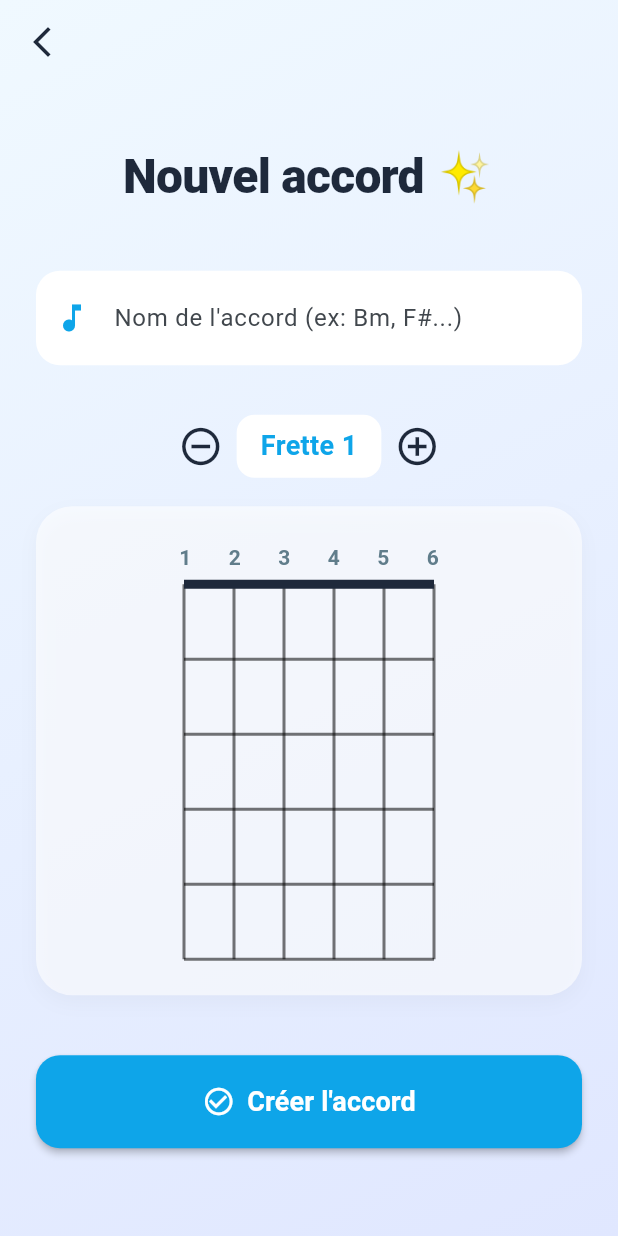
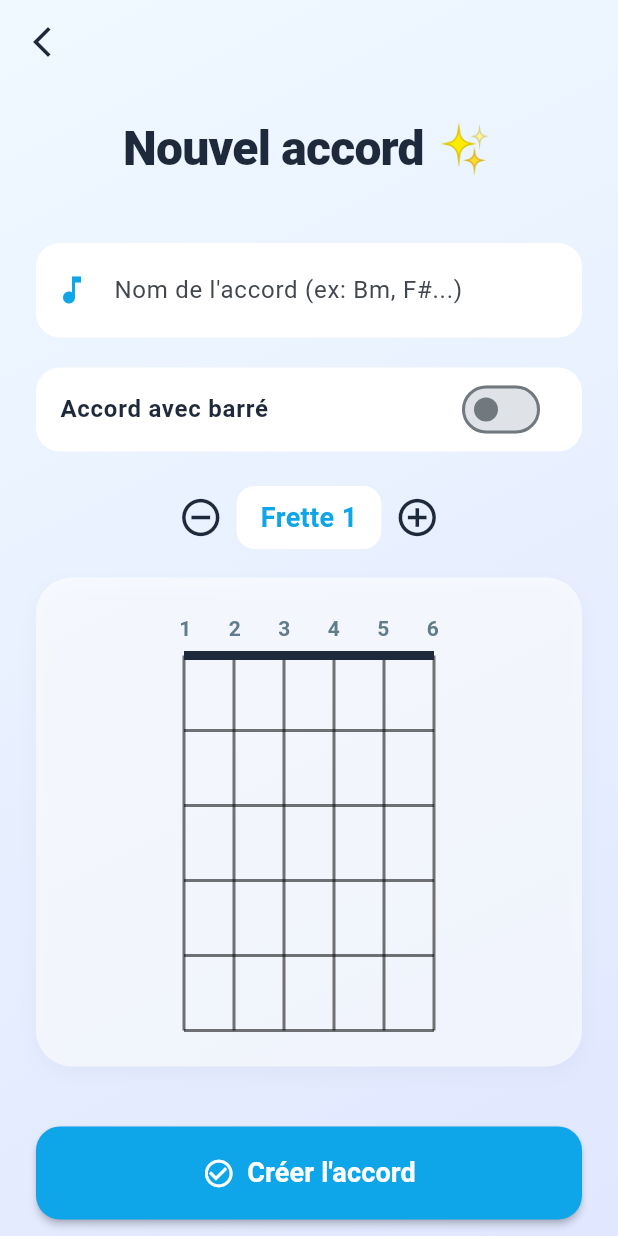
Before and after one commit to Loobixx/GuitarTabsShared, a Flutter app: the ChordCreator screen opened directly, on a phone screen of 412 x 824 dp. Run offline on Flutter 3.47's test engine with Material 3 defaults, Android fonts, the light colour scheme and no system bars; our stand-ins replace audioplayers, cached_network_image, cloud_firestore, firebase_core, wakelock_plus; accounts and stored records are empty.

Commit message:
ajout des accord barré correct

```diff
--- a/lib/chord_creator.dart
+++ b/lib/chord_creator.dart
@@ -15,7 +15,12 @@ class ChordCreator extends StatefulWidget {
 class _ChordCreatorState extends State<ChordCreator> {
   final _nameController = TextEditingController();
   List<int> _frets = [0, 0, 0, 0, 0, 0];
-  int _startingFret = 1; // 🛠️ NOUVEAU : La variable d'état du décalage
+  int _startingFret = 1;
+
+  // 🛠️ NOUVEAU : Variables d'état du barré
+  int _barreFret = 0;
+  int _barreStartString = 0;
+  int _barreEndString = 5;
 
   @override
   void initState() {
@@ -24,8 +29,12 @@ class _ChordCreatorState extends State<ChordCreator> {
       final data = widget.chordToEdit!.data() as Map<String, dynamic>;
       _nameController.text = data['name'] ?? '';
       _frets = List<int>.from(data['frets'] ?? [0, 0, 0, 0, 0, 0]);
-      // On récupère le startingFret s'il existe, sinon on met 1 par défaut
       _startingFret = data['startingFret'] ?? 1;
+
+      // 🛠️ NOUVEAU : Récupération des données du barré
+      _barreFret = data['barreFret'] ?? 0;
+      _barreStartString = data['barreStartString'] ?? 0;
+      _barreEndString = data['barreEndString'] ?? 5;
     } else if (widget.initialName != null) {
       _nameController.text = widget.initialName!;
     }
@@ -34,11 +43,14 @@ class _ChordCreatorState extends State<ChordCreator> {
   Future<void> _saveChord() async {
     if (_nameController.text.isEmpty) return;
 
-    // 🛠️ NOUVEAU : On sauvegarde _startingFret dans Firebase
+    // 🛠️ NOUVEAU : On inclut les variables du barré dans la sauvegarde
     final data = {
       'name': _nameController.text,
       'frets': _frets,
       'startingFret': _startingFret,
+      'barreFret': _barreFret,
+      'barreStartString': _barreStartString,
+      'barreEndString': _barreEndString,
     };
 
     try {
@@ -48,24 +60,27 @@ class _ChordCreatorState extends State<ChordCreator> {
         await widget.chordToEdit!.reference.update(data);
       }
 
-      if (mounted) {
-        Navigator.pop(context);
-      }
+      if (mounted) Navigator.pop(context);
     } catch (e) {
       debugPrint("Erreur sauvegarde : $e");
     }
   }
 
-  // Fonctions pour décaler le manche
   void _increaseStartingFret() {
-    if (_startingFret < 12) { // On bloque à la 12ème case par logique
-      setState(() => _startingFret++);
+    if (_startingFret < 12) {
+      setState(() {
+        _startingFret++;
+        if (_barreFret > 0) _barreFret++; // 🛠️ Le barré avance en même temps !
+      });
     }
   }
 
   void _decreaseStartingFret() {
     if (_startingFret > 1) {
-      setState(() => _startingFret--);
+      setState(() {
+        _startingFret--;
+        if (_barreFret > 0) _barreFret--; // 🛠️ Le barré recule en même temps !
+      });
     }
   }
 
@@ -106,12 +121,7 @@ class _ChordCreatorState extends State<ChordCreator> {
                   children: [
                     Text(
                       isEditing ? "Modifier l'accord 🎸" : "Nouvel accord ✨",
-                      style: const TextStyle(
-                        fontSize: 32,
-                        fontWeight: FontWeight.w900,
-                        color: Color(0xFF1E293B),
-                        letterSpacing: -0.5,
-                      ),
+                      style: const TextStyle(fontSize: 32, fontWeight: FontWeight.w900, color: Color(0xFF1E293B), letterSpacing: -0.5),
                     ),
                     const SizedBox(height: 40),
 
@@ -126,66 +136,96 @@ class _ChordCreatorState extends State<ChordCreator> {
                         border: OutlineInputBorder(borderRadius: BorderRadius.circular(16), borderSide: BorderSide.none),
                       )
                     ),
-                    const SizedBox(height: 30),
+                    const SizedBox(height: 20),
 
-                    // 🛠️ NOUVEAU : Les boutons de décalage du manche
+                    // --- BLOC BARRÉ ---
+                    Container(
+                      decoration: BoxDecoration(color: Colors.white, borderRadius: BorderRadius.circular(16)),
+                      child: Column(
+                        children: [
+                          SwitchListTile(
+                            title: const Text("Accord avec barré", style: TextStyle(fontWeight: FontWeight.bold, color: Color(0xFF1E293B))),
+                            activeColor: const Color(0xFFFF5A5F),
+                            value: _barreFret > 0,
+                            onChanged: (val) {
+                              setState(() {
+                                if (val) {
+                                  _barreFret = _startingFret; // On active le barré sur la case 1 par défaut
+                                } else {
+                                  _barreFret = 0; // On le désactive
+                                }
+                              });
+                            },
+                          ),
+                          if (_barreFret > 0) ...[
+                            const Divider(height: 1),
+                            Padding(
+                              padding: const EdgeInsets.all(16.0),
+                              child: Row(
+                                mainAxisAlignment: MainAxisAlignment.spaceBetween,
+                                children: [
+                                  const Text("Corde de départ :", style: TextStyle(fontWeight: FontWeight.w500)),
+                                  DropdownButton<int>(
+                                    value: _barreStartString,
+                                    // La corde 0 c'est le Mi grave (tout à gauche), 1 c'est le La, etc.
+                                    items: [0, 1, 2, 3, 4].map((e) => DropdownMenuItem(value: e, child: Text("Corde ${e + 1}"))).toList(),
+                                    onChanged: (val) => setState(() => _barreStartString = val!),
+                                    underline: const SizedBox(),
+                                  ),
+                                ],
+                              ),
+                            ),
+                          ]
+                        ],
+                      ),
+                    ),
+                    const SizedBox(height: 20),
+
                     Row(
                       mainAxisAlignment: MainAxisAlignment.center,
                       children: [
-                        IconButton(
-                          onPressed: _decreaseStartingFret,
-                          icon: const Icon(Icons.remove_circle_outline, color: Color(0xFF1E293B), size: 30),
-                        ),
+                        IconButton(onPressed: _decreaseStartingFret, icon: const Icon(Icons.remove_circle_outline, color: Color(0xFF1E293B), size: 30)),
                         Container(
                           padding: const EdgeInsets.symmetric(horizontal: 16, vertical: 8),
                           decoration: BoxDecoration(color: Colors.white, borderRadius: BorderRadius.circular(12)),
-                          child: Text(
-                            "Frette $_startingFret",
-                            style: const TextStyle(fontSize: 18, fontWeight: FontWeight.bold, color: Color(0xFF0EA5E9)),
-                          ),
+                          child: Text("Frette $_startingFret", style: const TextStyle(fontSize: 18, fontWeight: FontWeight.bold, color: Color(0xFF0EA5E9))),
                         ),
-                        IconButton(
-                          onPressed: _increaseStartingFret,
-                          icon: const Icon(Icons.add_circle_outline, color: Color(0xFF1E293B), size: 30),
-                        ),
+                        IconButton(onPressed: _increaseStartingFret, icon: const Icon(Icons.add_circle_outline, color: Color(0xFF1E293B), size: 30)),
                       ],
                     ),
                     const SizedBox(height: 16),
 
-                    // --- LE MANCHE DE GUITARE ---
                     Container(
                       padding: const EdgeInsets.symmetric(vertical: 24, horizontal: 16),
                       decoration: BoxDecoration(
                         color: Colors.white.withOpacity(0.6),
                         borderRadius: BorderRadius.circular(24),
-                        boxShadow: [
-                          BoxShadow(color: Colors.black.withOpacity(0.03), blurRadius: 10, offset: const Offset(0, 5))
-                        ]
+                        boxShadow: [BoxShadow(color: Colors.black.withOpacity(0.03), blurRadius: 10, offset: const Offset(0, 5))]
                       ),
                       child: Column(
                         children: [
                           Row(
                             mainAxisAlignment: MainAxisAlignment.center,
-                            children: List.generate(6, (index) =>
-                              Container(
-                                width: 33,
-                                alignment: Alignment.center,
-                                child: Text(
-                                  "${index + 1}",
-                                  style: const TextStyle(fontWeight: FontWeight.bold, color: Colors.blueGrey)
-                                )
-                              )
-                            ),
+                            children: List.generate(6, (index) => Container(width: 33, alignment: Alignment.center, child: Text("${index + 1}", style: const TextStyle(fontWeight: FontWeight.bold, color: Colors.blueGrey)))),
                           ),
                           const SizedBox(height: 8),
 
-                          // 🛠️ On passe la valeur ici !
                           ChordGridSelector(
                             frets: _frets,
                             startingFret: _startingFret,
+                            barreFret: _barreFret,
+                            barreStartString: _barreStartString,
+                            barreEndString: _barreEndString,
                             onSelect: (string, fret) {
                               setState(() {
-                                _frets[string] = (_frets[string] == fret) ? 0 : fret;
+                                // 🛠️ CORRECTION 2 : On vérifie simplement si la frette cliquée (ex: 5)
+                                // est exactement la même que celle du barré (ex: 5).
+                                if (_barreFret > 0 && fret == _barreFret) {
+                                  // On ne fait rien, on ne superpose pas de point sur le barré
+                                } else {
+                                  // Sinon, on place ou on retire le doigt normalement
+                                  _frets[string] = (_frets[string] == fret) ? 0 : fret;
+                                }
                               });
                             },
                           ),
@@ -199,10 +239,7 @@ class _ChordCreatorState extends State<ChordCreator> {
                       width: double.infinity,
                       child: ElevatedButton.icon(
                         icon: const Icon(Icons.check_circle_outline, size: 22, color: Colors.white,),
-                        label: Text(
-                          isEditing ? "Mettre à jour" : "Créer l'accord",
-                          style: const TextStyle(fontSize: 18, fontWeight: FontWeight.bold, color: Colors.white)
-                        ),
+                        label: Text(isEditing ? "Mettre à jour" : "Créer l'accord", style: const TextStyle(fontSize: 18, fontWeight: FontWeight.bold, color: Colors.white)),
                         style: ElevatedButton.styleFrom(
                           padding: const EdgeInsets.symmetric(vertical: 18),
                           backgroundColor: const Color(0xFF0EA5E9),
@@ -212,7 +249,6 @@ class _ChordCreatorState extends State<ChordCreator> {
                         onPressed: _saveChord,
                       ),
                     ),
-
                     const SizedBox(height: 20),
                   ],
                 ),
--- a/lib/chord_grid_selector.dart
+++ b/lib/chord_grid_selector.dart
@@ -3,43 +3,65 @@ import 'package:guitar_shared_tabs/grid_painter.dart';
 
 class ChordGridSelector extends StatelessWidget {
   final List<int> frets;
-  final int startingFret; // 🛠️ NOUVEAU : On reçoit le décalage
+  final int startingFret;
+  final int barreFret;
+  final int barreStartString;
+  final int barreEndString;
   final Function(int string, int fret) onSelect;
 
   const ChordGridSelector({
     super.key,
     required this.frets,
     required this.startingFret,
+    this.barreFret = 0,
+    this.barreStartString = 0,
+    this.barreEndString = 5,
     required this.onSelect
   });
 
   @override
   Widget build(BuildContext context) {
+    // 🛠️ CORRECTION MATHÉMATIQUE ICI : On calcule la position relative du barré
+    double relativeBarreFret = (barreFret - startingFret + 1).toDouble();
+
     return SizedBox(
       height: 250,
       width: 200,
       child: Stack(
         children: [
-          // Dessin du manche (lignes) avec le décalage
           CustomPaint(
             size: const Size(200, 250),
-            painter: GridPainter(startingFret: startingFret) // 🛠️ On l'envoie au dessinateur
+            painter: GridPainter(startingFret: startingFret)
           ),
 
-          // Grille de clics invisibles
+          // 🛠️ L'aperçu du barré utilise maintenant la position relative !
+          if (barreFret > 0 && relativeBarreFret > 0 && relativeBarreFret <= 5)
+            Positioned(
+              top: (250 / 5) * (relativeBarreFret - 0.5) - 10,
+              left: (200 / 6) * barreStartString + 16,
+              right: 200 - ((200 / 6) * barreEndString) - 48,
+              child: Container(
+                height: 20,
+                decoration: BoxDecoration(
+                  color: const Color(0xFFFF5A5F).withOpacity(0.5),
+                  borderRadius: BorderRadius.circular(10),
+                ),
+              ),
+            ),
+
           GridView.builder(
-            physics: const NeverScrollableScrollPhysics(), // Empêche le scroll parasite
+            padding: EdgeInsets.zero,
+            physics: const NeverScrollableScrollPhysics(),
             gridDelegate: const SliverGridDelegateWithFixedCrossAxisCount(
               crossAxisCount: 6,
-              childAspectRatio: 0.7,
+              // 🛠️ CORRECTION MAGIQUE : On force le ratio pour avoir des cases de pile 50px de haut !
+              childAspectRatio: 2 / 3,
             ),
             itemCount: 30,
             itemBuilder: (context, i) {
               int string = i % 6;
-
-              // 🛠️ NOUVEAU : Calcul de la vraie frette
-              int localFret = (i ~/ 6) + 1; // La ligne visuelle (1 à 5)
-              int absoluteFret = localFret + startingFret - 1; // La vraie case sur la guitare
+              int localFret = (i ~/ 6) + 1;
+              int absoluteFret = localFret + startingFret - 1;
 
               bool isSelected = frets[string] == absoluteFret;
 
@@ -51,7 +73,6 @@ class ChordGridSelector extends StatelessWidget {
                     color: isSelected ? const Color(0xFFFF5A5F) : Colors.transparent
                   ),
                   child: Center(
-                    // Affiche le VRAI numéro de la frette si sélectionné
                     child: Text(
                       isSelected ? "$absoluteFret" : "",
                       style: const TextStyle(color: Colors.white, fontWeight: FontWeight.bold),
```
Also changed, not shown: lib/chord_visualizer.dart (+54 -16 lines), lib/tablature_section.dart (+10 -3 lines).
